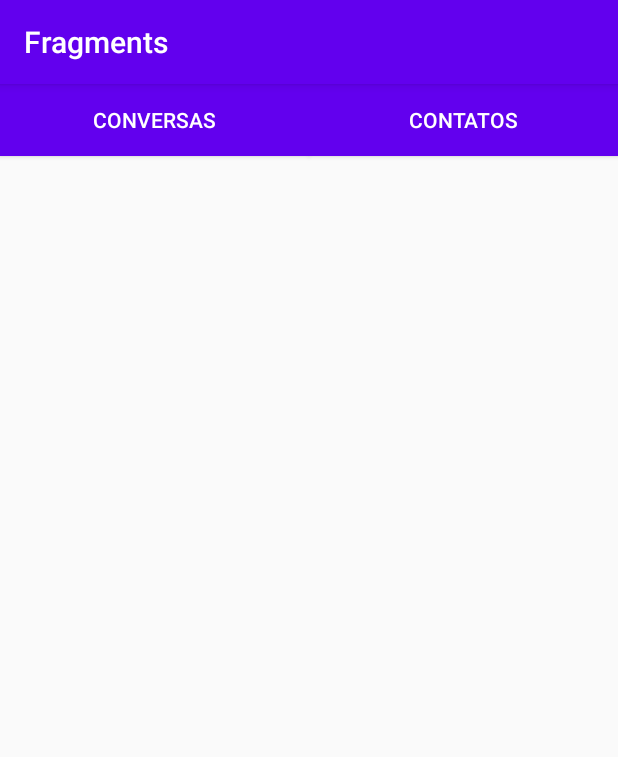
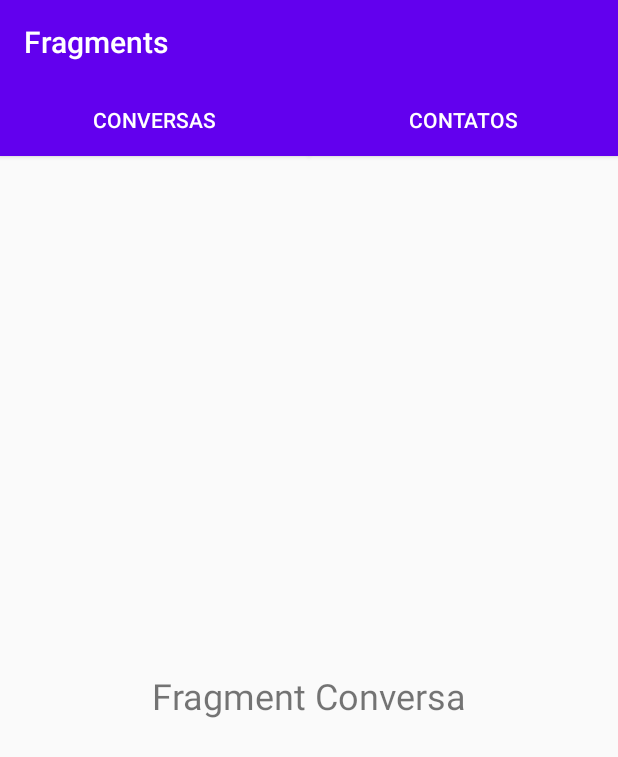
Before and after one commit to Daniel-Penelva/projeto-android-app19-Fragments, an Android app: the screen it shows after launch (MainActivity), on a phone screen of 412 x 824 dp. Shown: the top 757 px of the screen. Run offline under Robolectric (Android 15) with nearby library versions, the phone set to English and light mode, and no system bars; our stand-ins replace androidx.preference.

Commit message:
criando pacote e fragments | criando layout e implementando fragments

```diff
--- a/app/build.gradle
+++ b/app/build.gradle
@@ -28,6 +28,7 @@ dependencies {
 
     implementation 'androidx.appcompat:appcompat:1.3.1'
     implementation 'androidx.constraintlayout:constraintlayout:1.1.3'
+    implementation 'androidx.legacy:legacy-support-v4:1.0.0'
     testImplementation 'junit:junit:4.12'
     androidTestImplementation 'androidx.test.ext:junit:1.1.3'
     androidTestImplementation 'androidx.test.espresso:espresso-core:3.4.0'
--- a/app/src/main/AndroidManifest.xml
+++ b/app/src/main/AndroidManifest.xml
@@ -9,7 +9,7 @@
         android:roundIcon="@mipmap/ic_launcher_round"
         android:supportsRtl="true"
         android:theme="@style/AppTheme">
-        <activity android:name=".MainActivity">
+        <activity android:name=".activity.MainActivity">
             <intent-filter>
                 <action android:name="android.intent.action.MAIN" />
 
--- a/app/src/main/java/com/formacaoandroidstudio/fragments/MainActivity.java
+++ b/app/src/main/java/com/formacaoandroidstudio/fragments/activity/MainActivity.java
@@ -1,15 +1,77 @@
-package com.formacaoandroidstudio.fragments;
+package com.formacaoandroidstudio.fragments.activity;
 
 import androidx.appcompat.app.AppCompatActivity;
+import androidx.fragment.app.FragmentTransaction;
 
 import android.os.Bundle;
+import android.view.View;
+import android.widget.Button;
+
+import com.formacaoandroidstudio.fragments.R;
+import com.formacaoandroidstudio.fragments.fragment.ContatosFragment;
+import com.formacaoandroidstudio.fragments.fragment.ConversasFragment;
 
 public class MainActivity extends AppCompatActivity {
+
+    private Button buttonConversa, buttonContato;
+
+    // Criando objeto Fragment
+    private ConversasFragment conversaFragment;
+    private ContatosFragment contatosFragment;
 
     @Override
     protected void onCreate(Bundle savedInstanceState) {
         super.onCreate(savedInstanceState);
         setContentView(R.layout.activity_main);
+
+        // Capturando os ids dos componentes do button
+        buttonContato = findViewById(R.id.buttonContatos);
+        buttonConversa = findViewById(R.id.buttonConversas);
+
+        // Remover sombra do ActionBar
+        getSupportActionBar().setElevation(0);
+
+        // Instanciando o Fragment
+        conversaFragment = new ConversasFragment();
+
+        // Configurar objeto para o fragmento - começa a transação
+        FragmentTransaction transaction = getSupportFragmentManager().beginTransaction();
+
+        // Vamos adicionar o transaction que recebe dois parâmetros:
+        // 1 - id do componente frame onde vai ser adicionado o fragment | 2 - Fragmento que você quer exibir
+        transaction.add(R.id.frameConteudo, conversaFragment);
+
+        // Comita a transação - encerra a transação
+        transaction.commit();
+
+        // Evento ao clicar o botão de contato
+        buttonContato.setOnClickListener(new View.OnClickListener() {
+            @Override
+            public void onClick(View v) {
+
+                contatosFragment = new ContatosFragment();
+
+                FragmentTransaction transaction = getSupportFragmentManager().beginTransaction();
+
+                // Vamos fazer um replace (que add ou substitui o fragment)
+                transaction.replace(R.id.frameConteudo, contatosFragment);
+                transaction.commit();
+            }
+        });
+
+        // Evento ao clicar o botão de conversa
+        buttonConversa.setOnClickListener(new View.OnClickListener() {
+            @Override
+            public void onClick(View v) {
+
+                conversaFragment = new ConversasFragment();
+
+                FragmentTransaction transaction = getSupportFragmentManager().beginTransaction();
+                transaction.replace(R.id.frameConteudo, conversaFragment);
+                transaction.commit();
+            }
+        });
+
     }
 }
 
@@ -104,5 +166,8 @@ Há também algumas subclasses que você pode querer estender em vez da classe F
       Exibe uma hierarquia de objetos Preference como uma lista. Isso é usado para criar uma tela de configurações para seu aplicativo.
 
 Fonte: https://developer.android.com/guide/components/fragments?hl=pt-br
-
+*
+* Para criar um fragment:
+* Com o botão direito do mouse em cima do pacote vai em:
+* new > Fragment > Fragment (Blank) [Existe várias opções de fragmets] > Fragment Nome
 * */
--- /dev/null
+++ b/app/src/main/java/com/formacaoandroidstudio/fragments/fragment/ConversasFragment.java
@@ -0,0 +1,38 @@
+package com.formacaoandroidstudio.fragments.fragment;
+
+import android.os.Bundle;
+
+import androidx.fragment.app.Fragment;
+
+import android.view.LayoutInflater;
+import android.view.View;
+import android.view.ViewGroup;
+import android.widget.TextView;
+
+import com.formacaoandroidstudio.fragments.R;
+
+/**
+ * A simple {@link Fragment} subclass.
+ */
+public class ConversasFragment extends Fragment {
+
+    private TextView textConversa;
+
+    public ConversasFragment() {
+        // Required empty public constructor
+    }
+
+    /* Este método pega o fragment_conversas e converte em uma View e retorna exibindo para o usuário. */
+
+    @Override
+    public View onCreateView(LayoutInflater inflater, ViewGroup container,
+                             Bundle savedInstanceState) {
+        // Inflate the layout for this fragment
+        View view = inflater.inflate(R.layout.fragment_conversas, container, false);
+
+        textConversa = view.findViewById(R.id.textConversas);
+        textConversa.setText("Fragment Conversa");
+
+        return view;
+    }
+}
--- a/app/src/main/res/layout/activity_main.xml
+++ b/app/src/main/res/layout/activity_main.xml
@@ -4,7 +4,7 @@
     xmlns:tools="http://schemas.android.com/tools"
     android:layout_width="match_parent"
     android:layout_height="match_parent"
-    tools:context=".MainActivity">
+    tools:context=".activity.MainActivity">
 
     <androidx.constraintlayout.widget.Guideline
         android:id="@+id/guideline"
@@ -14,7 +14,7 @@
         app:layout_constraintGuide_begin="206dp" />
 
     <Button
-        android:id="@+id/button"
+        android:id="@+id/buttonConversas"
         android:layout_width="0dp"
         android:layout_height="wrap_content"
         android:background="@color/colorPrimary"
@@ -25,7 +25,7 @@
         app:layout_constraintTop_toTopOf="parent" />
 
     <Button
-        android:id="@+id/button2"
+        android:id="@+id/buttonContatos"
         android:layout_width="0dp"
         android:layout_height="wrap_content"
         android:background="@color/colorPrimary"
@@ -36,6 +36,7 @@
         app:layout_constraintTop_toTopOf="parent" />
 
     <FrameLayout
+        android:id="@+id/frameConteudo"
         android:layout_width="0dp"
         android:layout_height="0dp"
         android:layout_marginStart="8dp"
--- /dev/null
+++ b/app/src/main/res/layout/fragment_conversas.xml
@@ -0,0 +1,18 @@
+<?xml version="1.0" encoding="utf-8"?>
+<FrameLayout xmlns:android="http://schemas.android.com/apk/res/android"
+    xmlns:tools="http://schemas.android.com/tools"
+    android:layout_width="match_parent"
+    android:layout_height="match_parent"
+    android:layout_gravity="center"
+    tools:context=".fragment.ConversasFragment">
+
+    <!-- TODO: Update blank fragment layout -->
+    <TextView
+        android:id="@+id/textConversas"
+        android:layout_width="wrap_content"
+        android:layout_height="wrap_content"
+        android:layout_gravity="center"
+        android:text="Conversas"
+        android:textSize="24sp" />
+
+</FrameLayout>
--- a/app/src/main/res/values/strings.xml
+++ b/app/src/main/res/values/strings.xml
@@ -1,3 +1,6 @@
 <resources>
     <string name="app_name">Fragments</string>
+
+    <!-- TODO: Remove or change this placeholder text -->
+    <string name="hello_blank_fragment">Hello blank fragment</string>
 </resources>
```
Also changed, not shown: app/src/main/java/com/formacaoandroidstudio/fragments/fragment/ContatosFragment.java (added, +36 -0 lines), app/src/main/res/layout/fragment_contatos.xml (added, +17 -0 lines).
